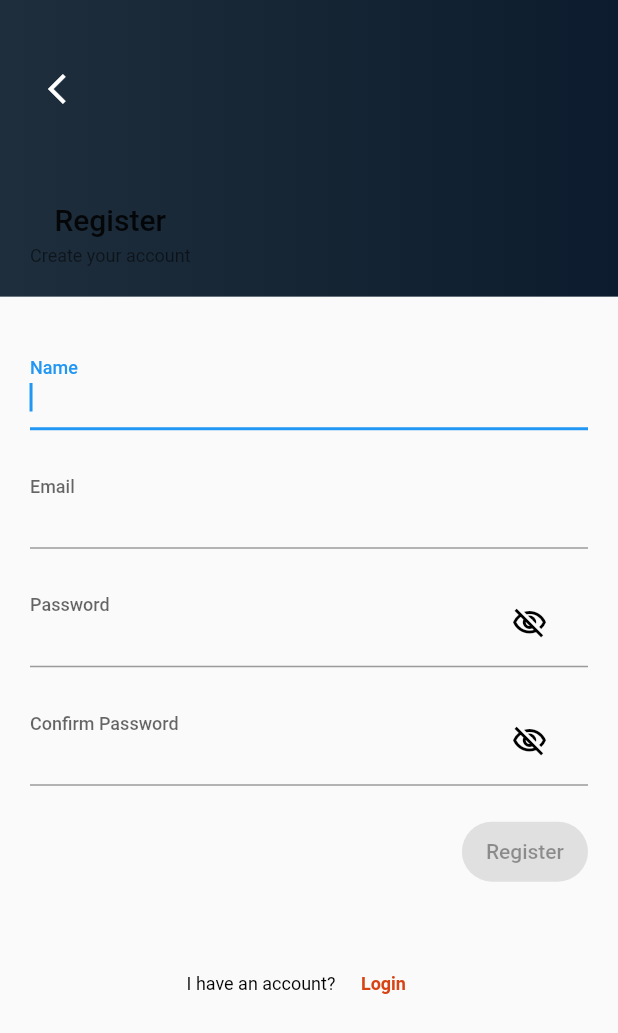
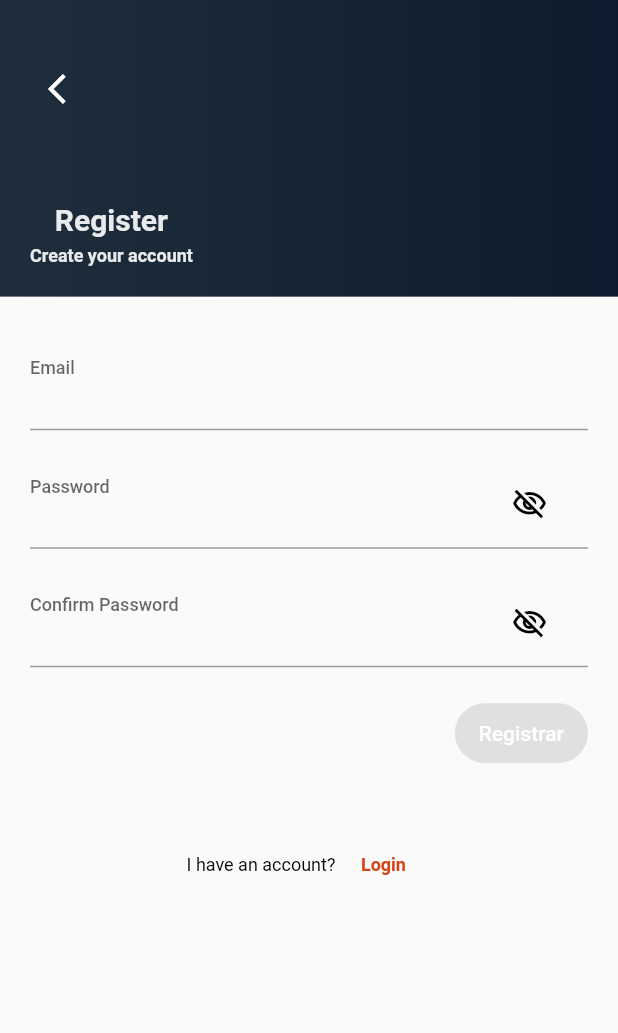
Before and after one commit to manimanitin/flutter_jwt_login, a Flutter app: the screen it shows after launch, after a tap on "Registrar", on a phone screen of 412 x 824 dp. Shown: the top 1033 px of the screen. Run offline on Flutter 3.47's test engine with Material 2 defaults, Android fonts, the phone set to English and light mode, and no system bars; our stand-ins replace flutter_secure_storage.

```diff
--- a/lib/main.dart
+++ b/lib/main.dart
@@ -1,10 +1,27 @@
 import 'package:flutter/material.dart';
+import 'package:flutter_jwt_login/screens/check_auth_screen.dart';
 import 'package:flutter_jwt_login/screens/home_screen.dart';
 import 'package:flutter_jwt_login/screens/login_screen.dart';
 import 'package:flutter_jwt_login/screens/register_screen.dart';
+import 'package:flutter_jwt_login/services/services.dart';
+import 'package:provider/provider.dart';
 
 void main() {
-  runApp(const MainApp());
+  runApp(const AppState());
+}
+
+class AppState extends StatelessWidget {
+  const AppState({super.key});
+
+  @override
+  Widget build(BuildContext context) {
+    return MultiProvider(
+      providers: [
+        ChangeNotifierProvider(create: (_) => AuthService()),
+      ],
+      child: const MainApp(),
+    );
+  }
 }
 
 class MainApp extends StatelessWidget {
@@ -20,7 +37,10 @@ class MainApp extends StatelessWidget {
         '/home': (_) => HomeScreen(),
         '/login': (_) => LoginScreen(),
         '/registrar': (_) => RegisterScreen(),
+        '/checking': (_) => CheckAuthScreen(),
       },
+      scaffoldMessengerKey: NotificationsService.messengerKey,
+      theme: ThemeData.light(),
     );
   }
 }
--- a/lib/screens/register_screen.dart
+++ b/lib/screens/register_screen.dart
@@ -1,4 +1,7 @@
 import 'package:flutter/material.dart';
+import 'package:flutter_jwt_login/providers/login_form_provider.dart';
+import 'package:flutter_jwt_login/services/auth_service.dart';
+import 'package:provider/provider.dart';
 
 import '../widgets/form_field.dart';
 import '../colors/colors.dart';
@@ -11,12 +14,18 @@ class RegisterScreen extends StatefulWidget {
 }
 
 class _RegisterScreenState extends State<RegisterScreen> {
-  final _formKey = GlobalKey<FormState>();
-  TextEditingController nameController = TextEditingController();
-  TextEditingController emailController = TextEditingController();
-  TextEditingController passwordController = TextEditingController();
-  TextEditingController confirmPasswordController = TextEditingController();
+  @override
+  Widget build(BuildContext context) {
+    return Scaffold(
+        body: ChangeNotifierProvider(
+      create: (_) => LoginFormProvider(),
+      child: _RegisterForm(),
+    ));
+  }
+}
 
+class _RegisterForm extends StatefulWidget {
+  _RegisterForm({super.key});
   static final RegExp emailRegex = RegExp(
     r"^[a-zA-Z0-9.a-zA-Z0-9.!#$%&'*+-/=?^_`{|}~]+@[a-zA-Z0-9]+\.([a-zA-Z]{2,})+",
   );
@@ -24,15 +33,33 @@ class _RegisterScreenState extends State<RegisterScreen> {
     r'^(?=.*[a-z])(?=.*[A-Z])(?=.*\d)(?=.*[@$#!%*?&_])[A-Za-z\d@#$!%*?&_].{7,}$',
   );
 
+  @override
+  State<_RegisterForm> createState() => _RegisterFormState();
+}
+
+class _RegisterFormState extends State<_RegisterForm> {
   bool isObscure = true;
+
   bool isConfirmPasswordObscure = true;
+
+  final _formKey = GlobalKey<FormState>();
+
+  TextEditingController nameController = TextEditingController();
+
+  TextEditingController emailController = TextEditingController();
+
+  TextEditingController passwordController = TextEditingController();
+
+  TextEditingController confirmPasswordController = TextEditingController();
 
   @override
   Widget build(BuildContext context) {
+    final loginForm = Provider.of<LoginFormProvider>(context);
+
     final size = MediaQuery.of(context).size;
-    return Scaffold(
-      body: Form(
-        key: _formKey,
+    return Form(
+      key: loginForm.formKey,
+      autovalidateMode: AutovalidateMode.onUserInteraction,
       child: ListView(
         children: [
           Container(
@@ -68,14 +95,20 @@ class _RegisterScreenState extends State<RegisterScreen> {
                   children: [
                     Text(
                       'Register',
-                        style: Theme.of(context).textTheme.titleLarge,
+                      style: Theme.of(context).textTheme.titleLarge?.copyWith(
+                            color: AppColors.grey,
+                            fontWeight: FontWeight.bold,
+                          ),
                     ),
                     const SizedBox(
                       height: 6,
                     ),
                     Text(
                       'Create your account',
-                        style: Theme.of(context).textTheme.bodySmall,
+                      style: Theme.of(context).textTheme.bodySmall?.copyWith(
+                            color: AppColors.grey,
+                            fontWeight: FontWeight.bold,
+                          ),
                     ),
                   ],
                 ),
@@ -91,29 +124,14 @@ class _RegisterScreenState extends State<RegisterScreen> {
               crossAxisAlignment: CrossAxisAlignment.end,
               children: [
                 AppTextFormField(
-                    labelText: 'Name',
-                    autofocus: true,
-                    keyboardType: TextInputType.name,
-                    textInputAction: TextInputAction.next,
-                    onChanged: (value) => _formKey.currentState?.validate(),
-                    validator: (value) {
-                      return value!.isEmpty
-                          ? 'Please, Enter Name '
-                          : value.length < 4
-                              ? 'Invalid Name'
-                              : null;
-                    },
-                    controller: nameController,
-                  ),
-                  AppTextFormField(
                   labelText: 'Email',
                   keyboardType: TextInputType.emailAddress,
                   textInputAction: TextInputAction.next,
-                    onChanged: (_) => _formKey.currentState?.validate(),
+                  onChanged: (value) => loginForm.email = value,
                   validator: (value) {
                     return value!.isEmpty
                         ? 'Please, Enter Email Address'
-                          : emailRegex.hasMatch(value)
+                        : _RegisterForm.emailRegex.hasMatch(value)
                             ? null
                             : 'Invalid Email Address';
                   },
@@ -123,11 +141,11 @@ class _RegisterScreenState extends State<RegisterScreen> {
                   labelText: 'Password',
                   keyboardType: TextInputType.visiblePassword,
                   textInputAction: TextInputAction.next,
-                    onChanged: (_) => _formKey.currentState?.validate(),
+                  onChanged: (value) => loginForm.password = value,
                   validator: (value) {
                     return value!.isEmpty
                         ? 'Please, Enter Password'
-                          : passwordRegex.hasMatch(value)
+                        : _RegisterForm.passwordRegex.hasMatch(value)
                             ? null
                             : 'Invalid Password';
                   },
@@ -166,7 +184,7 @@ class _RegisterScreenState extends State<RegisterScreen> {
                   validator: (value) {
                     return value!.isEmpty
                         ? 'Please, Re-Enter Password'
-                          : passwordRegex.hasMatch(value)
+                        : _RegisterForm.passwordRegex.hasMatch(value)
                             ? passwordController.text ==
                                     confirmPasswordController.text
                                 ? null
@@ -202,27 +220,37 @@ class _RegisterScreenState extends State<RegisterScreen> {
                   ),
                 ),
                 FilledButton(
-                    onPressed: _formKey.currentState?.validate() ?? false
-                        ? () {
-                            ScaffoldMessenger.of(context).showSnackBar(
-                              const SnackBar(
-                                content: Text('Registration Complete!'),
-                              ),
-                            );
-                            nameController.clear();
-                            emailController.clear();
-                            passwordController.clear();
-                            confirmPasswordController.clear();
+                  onPressed: loginForm.isLoading
+                      ? null
+                      : () async {
+                          FocusScope.of(context).unfocus();
+                          final authService =
+                              Provider.of<AuthService>(context, listen: false);
+
+                          if (!loginForm.isValidForm()) return;
+
+                          loginForm.isLoading = true;
+
+                          // TODO: validar si el login es correcto
+                          final String? errorMessage = await authService
+                              .createUser(loginForm.email, loginForm.password);
+
+                          if (errorMessage == null) {
+                            Navigator.pushReplacementNamed(context, '/home');
+                          } else {
+                            // TODO: mostrar error en pantalla
+                            print(errorMessage);
+                            loginForm.isLoading = false;
                           }
-                        : null,
+                        },
                   style: const ButtonStyle().copyWith(
                     backgroundColor: MaterialStateProperty.all(
-                        _formKey.currentState?.validate() ?? false
-                            ? null
-                            : Colors.grey.shade300,
+                      loginForm.isValidForm() ? null : Colors.grey.shade300,
                     ),
                   ),
-                    child: const Text('Register'),
+                  child: Text(
+                    loginForm.isLoading ? 'Espere' : 'Registrar',
+                  ),
                 ),
               ],
             ),
@@ -257,7 +285,6 @@ class _RegisterScreenState extends State<RegisterScreen> {
           ),
         ],
       ),
-      ),
     );
   }
 }
--- a/lib/services/auth_service.dart
+++ b/lib/services/auth_service.dart
@@ -7,7 +7,7 @@ class AuthService extends ChangeNotifier {
   final String _baseUrl = 'loginbackend.somee.com';
   //final String _firebaseToken = 'AIzaSyCD36g1c5N9WPp4PCmVwt2jEzdWIGtglso';
 
-  final storage = new FlutterSecureStorage();
+  final storage = const FlutterSecureStorage();
 
   // Si retornamos algo, es un error, si no, todo bien!
   Future<String?> createUser(String email, String password) async {
```
Lines whose indentation alone changed are shown as unchanged.
